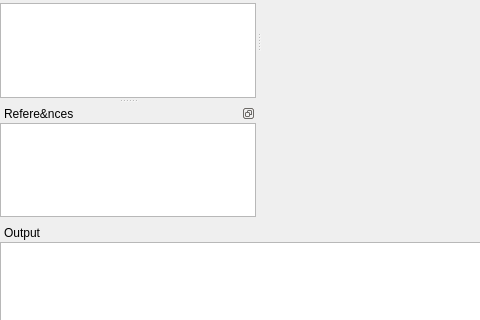
This is mainwindow.ui in REDasmOrg/REDasm as Qt 5 draws it before an edit; both pictures show x 0 to 480 and y 183 to 503 of the 1118 by 661 pixel window. The edited form follows.
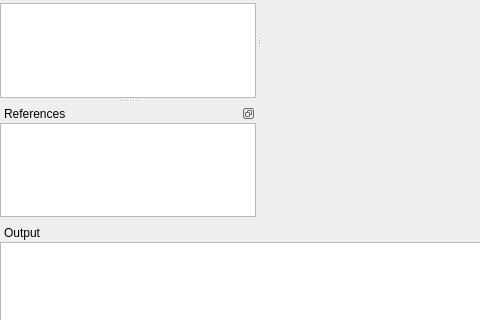
This is the edited form. Icons and pictures are not drawn. Custom widgets are drawn as their Qt base class.

Patch:
```diff
--- a/mainwindow.ui
+++ b/mainwindow.ui
@@ -338,7 +338,7 @@
     <set>QDockWidget::DockWidgetFloatable|QDockWidget::DockWidgetMovable</set>
    </property>
    <property name="windowTitle">
-    <string>Refere&amp;nces</string>
+    <string>References</string>
    </property>
    <attribute name="dockWidgetArea">
     <number>1</number>
```
